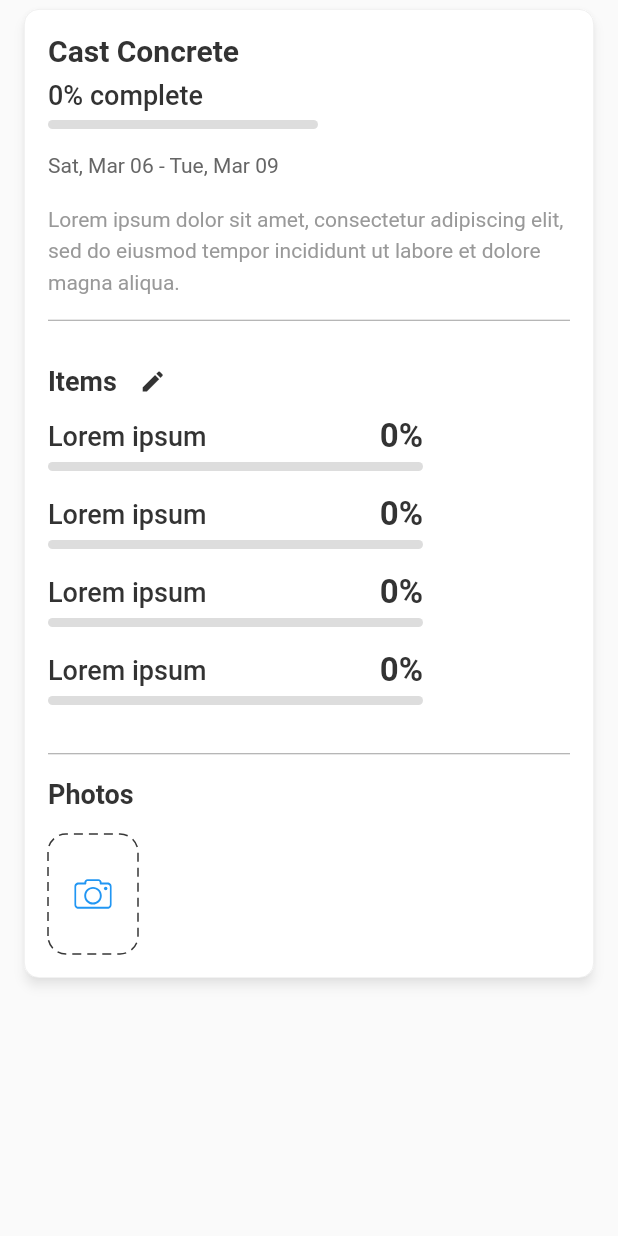
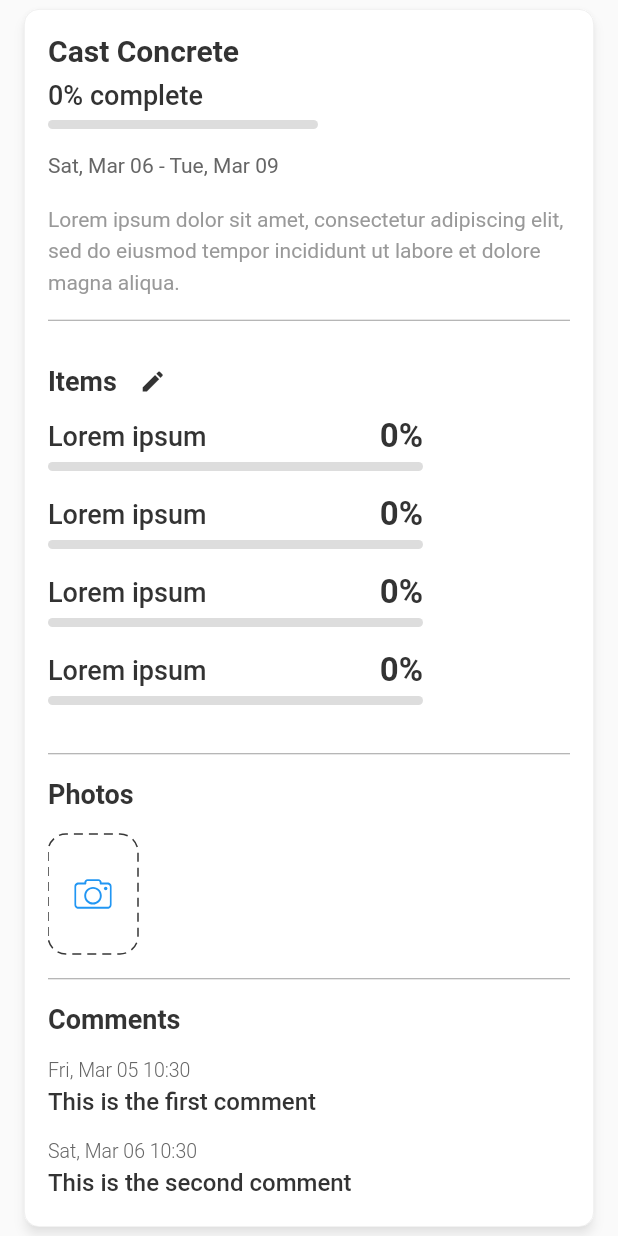
Before and after one commit to MohammedElotol/ccc_task, a Flutter app: the WorkOrderDetails widget shown alone on an empty page, opened directly with sample values from the repository, on a phone screen of 412 x 824 dp. Run offline on Flutter 3.47's test engine with Material 2 defaults, Android fonts, the phone set to English and light mode, and no system bars; drawn by our look-alikes of dotted_border; our stand-ins replace flutter_svg.

Commit message:
display comments at the bottom of the work order details

```diff
--- a/lib/constants.dart
+++ b/lib/constants.dart
@@ -1,6 +1,8 @@
+import 'package:ccc_task/models/comment.dart';
 import 'package:ccc_task/models/work_item.dart';
 import 'package:ccc_task/models/work_order.dart';
 import 'package:intl/intl.dart';
+
 class Constants {
   static List<WorkOrder> workOrders = [
     WorkOrder(
@@ -16,6 +18,16 @@ class Constants {
           WorkItem(id: '1111', description: 'Lorem ipsum', progress: 0),
           WorkItem(id: '1112', description: 'Lorem ipsum', progress: 0),
           WorkItem(id: '1113', description: 'Lorem ipsum', progress: 0)
+        ],
+        comments: [
+          Comment(
+              id: '1212',
+              text: 'This is the first comment',
+              createdAt: DateTime.now().subtract(Duration(days: 1))),
+          Comment(
+              id: '1213',
+              text: 'This is the second comment',
+              createdAt: DateTime.now())
         ]),
     WorkOrder(
         id: '222',
@@ -24,7 +36,7 @@ class Constants {
         startDate: DateTime.now().add(const Duration(days: 3)),
         endDate: DateTime.now().add(const Duration(days: 4)),
         description:
-        'Lorem ipsum dolor sit amet, consectetur adipiscing elit, sed do eiusmod tempor incididunt ut labore et dolore magna aliqua.',
+            'Lorem ipsum dolor sit amet, consectetur adipiscing elit, sed do eiusmod tempor incididunt ut labore et dolore magna aliqua.',
         items: [
           WorkItem(id: '2220', description: 'Lorem ipsum', progress: 0),
           WorkItem(id: '2221', description: 'Lorem ipsum', progress: 0),
@@ -47,14 +59,20 @@ class Constants {
         ])
   ];
 
-  static String dateAsString(DateTime dateTime){
+  static String dateAsString(DateTime dateTime) {
     return DateFormat('EEE, MMM dd').format(dateTime);
   }
 
-  static bool isUpcoming(WorkOrder workOrder){
-    return (workOrder.startDate.compareTo(DateTime.now()) > 0 && workOrder.progress == 0);
+  static String dateTimeAsString(DateTime dateTime) {
+    return DateFormat('EEE, MMM dd HH:mm').format(dateTime);
   }
-  static bool isCompleted(WorkOrder workOrder){
+
+  static bool isUpcoming(WorkOrder workOrder) {
+    return (workOrder.startDate.compareTo(DateTime.now()) > 0 &&
+        workOrder.progress == 0);
+  }
+
+  static bool isCompleted(WorkOrder workOrder) {
     return (workOrder.progress == 100);
   }
 }
--- /dev/null
+++ b/lib/models/comment.dart
@@ -0,0 +1,7 @@
+class Comment {
+  String id;
+  String text;
+  DateTime createdAt;
+
+  Comment({this.id, this.text, this.createdAt});
+}
--- a/lib/models/work_order.dart
+++ b/lib/models/work_order.dart
@@ -1,6 +1,7 @@
+import 'package:ccc_task/models/comment.dart';
 import 'package:ccc_task/models/work_item.dart';
 
-class WorkOrder{
+class WorkOrder {
   String id;
   String header;
   DateTime creationDate;
@@ -8,19 +9,21 @@ class WorkOrder{
   DateTime endDate;
   String description;
   List<WorkItem> items;
+  List<Comment> comments;
 
   WorkOrder(
       {this.id,
-        this.header,
+      this.header,
       this.creationDate,
       this.startDate,
       this.endDate,
       this.description,
+      this.comments,
       this.items});
 
-  int get progress{
+  int get progress {
     int progress = 0;
-    for(var item in items){
+    for (var item in items) {
       progress += (item.progress / items.length).floor();
     }
     return progress;
--- /dev/null
+++ b/lib/widgets/comments_list.dart
@@ -0,0 +1,47 @@
+import 'package:ccc_task/constants.dart';
+import 'package:ccc_task/models/comment.dart';
+import 'package:flutter/material.dart';
+
+class CommentsList extends StatefulWidget {
+  final List<Comment> comments;
+
+  CommentsList(this.comments);
+
+  @override
+  _CommentsListState createState() => _CommentsListState();
+}
+
+class _CommentsListState extends State<CommentsList> {
+  @override
+  Widget build(BuildContext context) {
+    return ListView.builder(
+      shrinkWrap: true,
+      physics: const NeverScrollableScrollPhysics(),
+      itemCount: widget.comments.length,
+      itemBuilder: (context, index) {
+        Comment comment = widget.comments[index];
+        return Column(
+          crossAxisAlignment: CrossAxisAlignment.start,
+          children: [
+            Text(
+              Constants.dateTimeAsString(comment.createdAt),
+              style: TextStyle(
+                  fontSize: 13,
+                  fontWeight: FontWeight.w300,
+                  color: Color(0xFF666666)),
+            ),
+            SizedBox(height: 4),
+            Text(
+              comment.text,
+              style: TextStyle(
+                  fontSize: 16,
+                  fontWeight: FontWeight.w500,
+                  color: Color(0xFF333333)),
+            ),
+            SizedBox(height: 16)
+          ],
+        );
+      },
+    );
+  }
+}
--- a/lib/widgets/work_order_details.dart
+++ b/lib/widgets/work_order_details.dart
@@ -1,5 +1,6 @@
 import 'package:ccc_task/models/work_item.dart';
 import 'package:ccc_task/models/work_order.dart';
+import 'package:ccc_task/widgets/comments_list.dart';
 import 'package:ccc_task/widgets/images_list.dart';
 import 'package:ccc_task/widgets/slider_widget.dart';
 import 'package:ccc_task/widgets/static_items_list.dart';
@@ -96,6 +97,18 @@ class _WorkOrderDetailsState extends State<WorkOrderDetails> {
                     ),
                     SizedBox(height: 16),
                     ImagesList(),
+                    SizedBox(height: 16),
+                    Divider(height: 1, color: Colors.grey),
+                    SizedBox(height: 16),
+                    Text(
+                      'Comments',
+                      style: TextStyle(
+                          fontSize: 18,
+                          color: Color(0xFF333333),
+                          fontWeight: FontWeight.w600),
+                    ),
+                    SizedBox(height: 16),
+                    CommentsList(widget.workOrder.comments)
                   ],
                 ),
               ),
--- a/pubspec.yaml
+++ b/pubspec.yaml
@@ -23,7 +23,7 @@ environment:
 dependencies:
   flutter:
     sdk: flutter
-  intl: ^0.16.1
+  intl: ^0.17.0
   flutter_svg: ^0.19.0
   dotted_border: ^1.0.6
   camera: ^0.8.0
```
Also changed, not shown: pubspec.lock, 5 other files.
